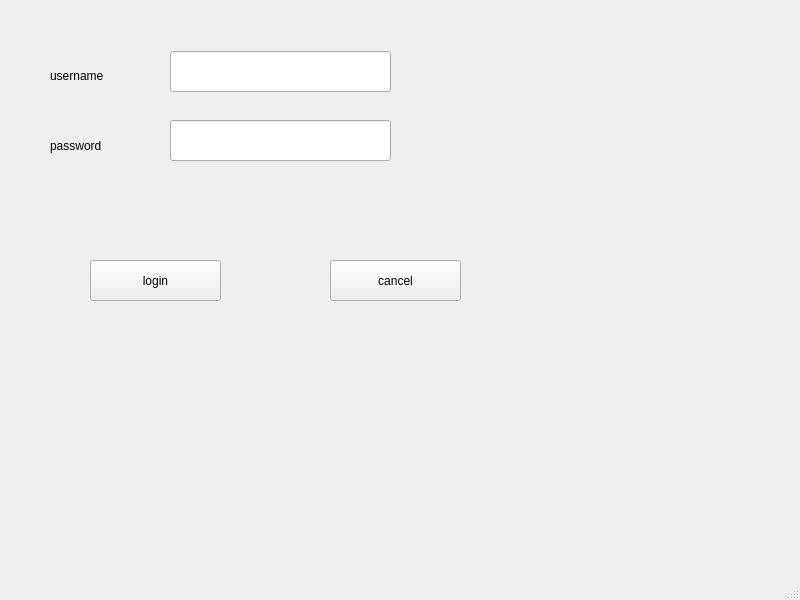
Qt form mainwindow.ui (yasminemaatougui/etudiant) before a commit.
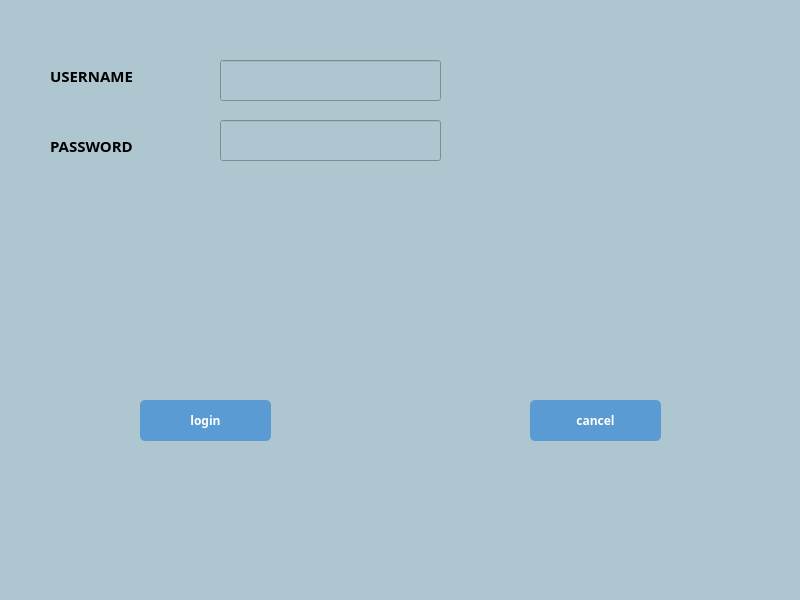
The same form after that commit.

```diff
--- a/mainwindow.ui
+++ b/mainwindow.ui
@@ -13,18 +13,46 @@
   <property name="windowTitle">
    <string>MainWindow</string>
   </property>
+  <property name="styleSheet">
+   <string notr="true">QWidget {
+    background-color: #AEC6CF; /* Fond bleu pastel */
+}
+
+QPushButton {
+    background-color: #5A9BD3; /* Fond bleu plus foncé pour les boutons */
+    color: white; /* Texte en blanc pour plus de contraste */
+    border-radius: 5px; /* Coins arrondis (facultatif) */
+    padding: 5px 10px; /* Espacement intérieur */
+}
+
+QPushButton:hover {
+    background-color: #488CBF; /* Couleur légèrement plus foncée au survol */
+}
+
+QPushButton:pressed {
+    background-color: #34699A; /* Couleur encore plus foncée quand le bouton est pressé */
+}
+</string>
+  </property>
   <widget class="QWidget" name="centralwidget">
    <widget class="QLabel" name="label">
     <property name="geometry">
      <rect>
       <x>50</x>
       <y>50</y>
-      <width>91</width>
+      <width>141</width>
       <height>51</height>
      </rect>
     </property>
+    <property name="font">
+     <font>
+      <family>Script MT Bold</family>
+      <pointsize>11</pointsize>
+      <bold>true</bold>
+     </font>
+    </property>
     <property name="text">
-     <string>username</string>
+     <string>USERNAME</string>
     </property>
    </widget>
    <widget class="QLabel" name="label_2">
@@ -36,15 +64,22 @@
       <height>51</height>
      </rect>
     </property>
+    <property name="font">
+     <font>
+      <family>Script MT Bold</family>
+      <pointsize>11</pointsize>
+      <bold>true</bold>
+     </font>
+    </property>
     <property name="text">
-     <string>password</string>
+     <string>PASSWORD</string>
     </property>
    </widget>
    <widget class="QLineEdit" name="A">
     <property name="geometry">
      <rect>
-      <x>170</x>
-      <y>51</y>
+      <x>220</x>
+      <y>60</y>
       <width>221</width>
       <height>41</height>
      </rect>
@@ -53,7 +88,7 @@
    <widget class="QLineEdit" name="B">
     <property name="geometry">
      <rect>
-      <x>170</x>
+      <x>220</x>
       <y>120</y>
       <width>221</width>
       <height>41</height>
@@ -63,12 +98,18 @@
    <widget class="QPushButton" name="login">
     <property name="geometry">
      <rect>
-      <x>90</x>
-      <y>260</y>
+      <x>140</x>
+      <y>400</y>
       <width>131</width>
       <height>41</height>
      </rect>
     </property>
+    <property name="font">
+     <font>
+      <family>Script MT Bold</family>
+      <bold>true</bold>
+     </font>
+    </property>
     <property name="text">
      <string>login</string>
     </property>
@@ -76,12 +117,18 @@
    <widget class="QPushButton" name="cancel">
     <property name="geometry">
      <rect>
-      <x>330</x>
-      <y>260</y>
+      <x>530</x>
+      <y>400</y>
       <width>131</width>
       <height>41</height>
      </rect>
     </property>
+    <property name="font">
+     <font>
+      <family>Script MT Bold</family>
+      <bold>true</bold>
+     </font>
+    </property>
     <property name="text">
      <string>cancel</string>
     </property>
```
